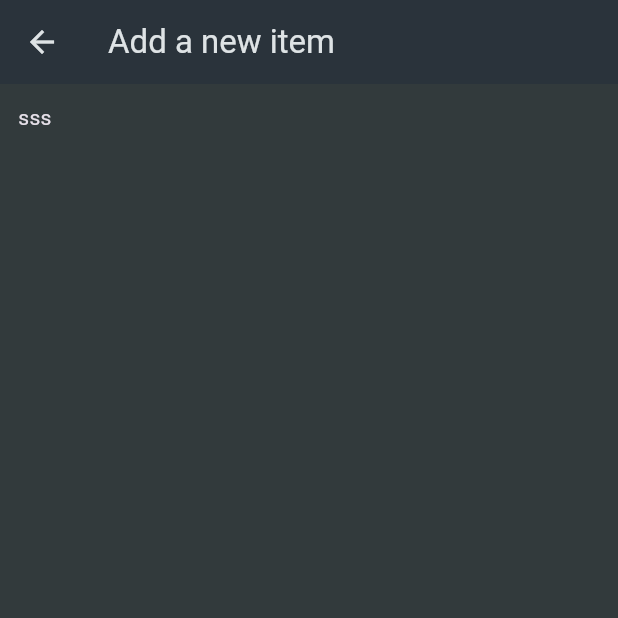
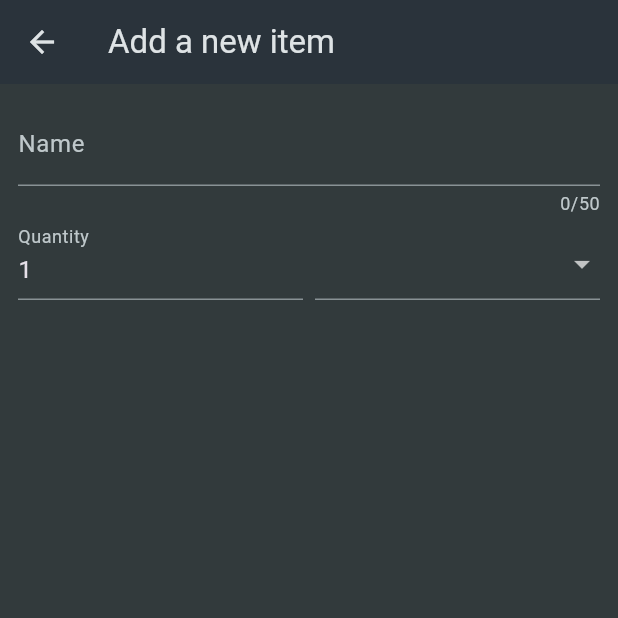
Before and after one commit to Alex-Yu21/shopping_list, a Flutter app: the NewItem screen opened directly, on a phone screen of 412 x 824 dp, the top half of it. Run offline on Flutter 3.47's test engine with Material 3 defaults, Android fonts, the phone set to English and light mode, and no system bars.

Commit message:
add forms in NewItem

```diff
--- a/lib/widgets/new_item.dart
+++ b/lib/widgets/new_item.dart
@@ -1,4 +1,5 @@
 import 'package:flutter/material.dart';
+import 'package:shoping_list/data/categories.dart';
 
 class NewItem extends StatefulWidget {
   const NewItem({super.key});
@@ -14,7 +15,56 @@ class _NewItemState extends State<NewItem> {
       appBar: AppBar(title: Text('Add a new item ')),
       body: Padding(
         padding: EdgeInsets.all(12),
-        child: Column(children: [Text('sss')]),
+        child: Form(
+          child: Column(
+            children: [
+              TextFormField(
+                decoration: InputDecoration(labelText: 'Name'),
+                maxLength: 50,
+                validator: (value) {
+                  if (value == null || value.isEmpty) {
+                    return 'Please enter a name';
+                  }
+                  return null;
+                },
+              ),
+              Row(
+                crossAxisAlignment: CrossAxisAlignment.end,
+                children: [
+                  Expanded(
+                    child: TextFormField(
+                      decoration: InputDecoration(labelText: 'Quantity'),
+                      initialValue: '1',
+                    ),
+                  ),
+                  SizedBox(width: 8),
+                  Expanded(
+                    child: DropdownButtonFormField(
+                      items: [
+                        for (final category in categories.entries)
+                          DropdownMenuItem(
+                            value: category.key,
+                            child: Row(
+                              children: [
+                                Container(
+                                  width: 16,
+                                  height: 16,
+                                  color: category.value.color,
+                                ),
+                                SizedBox(width: 6),
+                                Text(category.value.title),
+                              ],
+                            ),
+                          ),
+                      ],
+                      onChanged: (value) {},
+                    ),
+                  ),
+                ],
+              ),
+            ],
+          ),
+        ),
       ),
     );
   }
```
